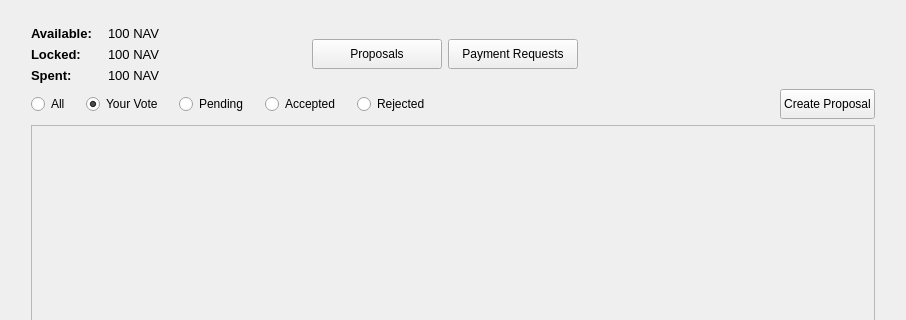
This is src/qt/communityfundpage.ui in navcoin/navcoin-core as Qt 5 draws it before an edit; both pictures show x 0 to 906 and y 0 to 320 of the 906 by 690 pixel window. The edited form follows.
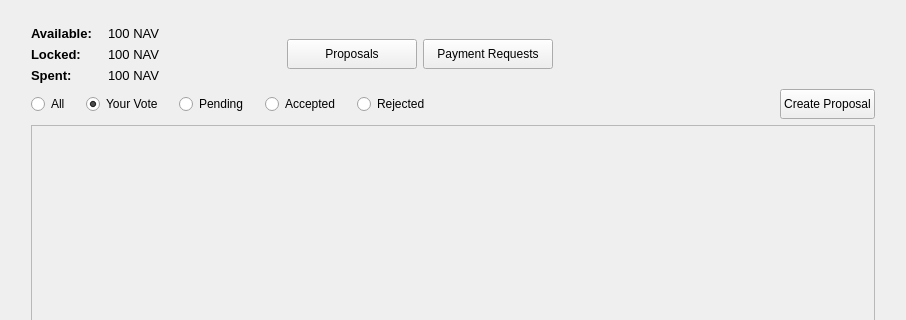
This is the edited form.

Commit message: changed cfundstats to 8dp

The edit to the form file:
```diff
--- a/src/qt/communityfundpage.ui
+++ b/src/qt/communityfundpage.ui
@@ -200,7 +200,7 @@
            </property>
            <property name="sizeHint" stdset="0">
             <size>
-             <width>90</width>
+             <width>0</width>
              <height>20</height>
             </size>
            </property>
@@ -269,7 +269,7 @@
            </property>
            <property name="sizeHint" stdset="0">
             <size>
-             <width>90</width>
+             <width>0</width>
              <height>20</height>
             </size>
            </property>
@@ -285,7 +285,7 @@
            </property>
            <property name="sizeHint" stdset="0">
             <size>
-             <width>150</width>
+             <width>200</width>
              <height>20</height>
             </size>
            </property>
```
Left out of the diff: 6 changed lines with no effect on the pictures. The commit also changes 1 other file.
